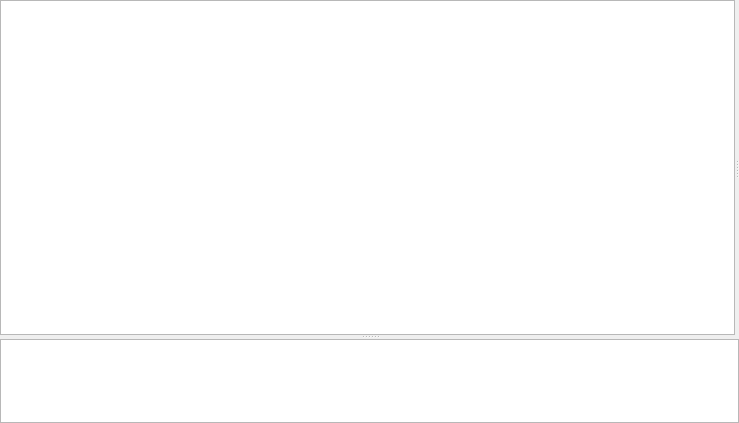
First picture: the form in omodsim/controls/scriptcontrol.ui, repository sanny32/OpenModSim, before the edit.
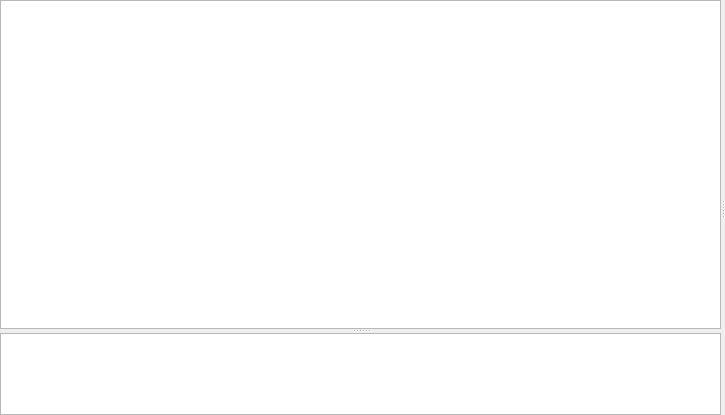
Second picture: the form after the edit. Custom widgets are drawn as their Qt base class.

Patch:
```diff
--- a/omodsim/controls/scriptcontrol.ui
+++ b/omodsim/controls/scriptcontrol.ui
@@ -6,11 +6,11 @@
    <rect>
     <x>0</x>
     <y>0</y>
-    <width>739</width>
-    <height>423</height>
+    <width>725</width>
+    <height>415</height>
    </rect>
   </property>
-  <layout class="QVBoxLayout" name="verticalLayout">
+  <layout class="QHBoxLayout" name="horizontalLayout">
    <property name="leftMargin">
     <number>0</number>
    </property>
@@ -24,25 +24,25 @@
     <number>0</number>
    </property>
    <item>
-    <widget class="QSplitter" name="horizontalSplitter">
+    <widget class="QSplitter" name="splitter_2">
      <property name="orientation">
-      <enum>Qt::Vertical</enum>
+      <enum>Qt::Horizontal</enum>
      </property>
      <widget class="QSplitter" name="verticalSplitter">
       <property name="sizePolicy">
-       <sizepolicy hsizetype="Expanding" vsizetype="Preferred">
-        <horstretch>0</horstretch>
-        <verstretch>4</verstretch>
+       <sizepolicy hsizetype="Preferred" vsizetype="Expanding">
+        <horstretch>4</horstretch>
+        <verstretch>0</verstretch>
        </sizepolicy>
       </property>
       <property name="orientation">
-       <enum>Qt::Horizontal</enum>
+       <enum>Qt::Vertical</enum>
       </property>
       <widget class="JSCodeEditor" name="codeEditor">
        <property name="sizePolicy">
         <sizepolicy hsizetype="Expanding" vsizetype="Expanding">
-         <horstretch>4</horstretch>
-         <verstretch>0</verstretch>
+         <horstretch>0</horstretch>
+         <verstretch>4</verstretch>
         </sizepolicy>
        </property>
        <property name="plainText">
@@ -55,21 +55,28 @@
         <string/>
        </property>
       </widget>
-      <widget class="HelpWidget" name="helpWidget"/>
+      <widget class="ConsoleOutput" name="console">
+       <property name="sizePolicy">
+        <sizepolicy hsizetype="Expanding" vsizetype="Expanding">
+         <horstretch>0</horstretch>
+         <verstretch>1</verstretch>
+        </sizepolicy>
+       </property>
+       <property name="undoRedoEnabled">
+        <bool>false</bool>
+       </property>
+       <property name="readOnly">
+        <bool>true</bool>
+       </property>
+      </widget>
      </widget>
-     <widget class="ConsoleOutput" name="console">
+     <widget class="HelpWidget" name="helpWidget">
       <property name="sizePolicy">
-       <sizepolicy hsizetype="Expanding" vsizetype="Expanding">
-        <horstretch>0</horstretch>
-        <verstretch>1</verstretch>
+       <sizepolicy hsizetype="Preferred" vsizetype="Preferred">
+        <horstretch>1</horstretch>
+        <verstretch>0</verstretch>
        </sizepolicy>
       </property>
-      <property name="undoRedoEnabled">
-       <bool>false</bool>
-      </property>
-      <property name="readOnly">
-       <bool>true</bool>
-      </property>
      </widget>
     </widget>
    </item>
```
Left out of the diff: 2 changed lines with no effect on the pictures.
